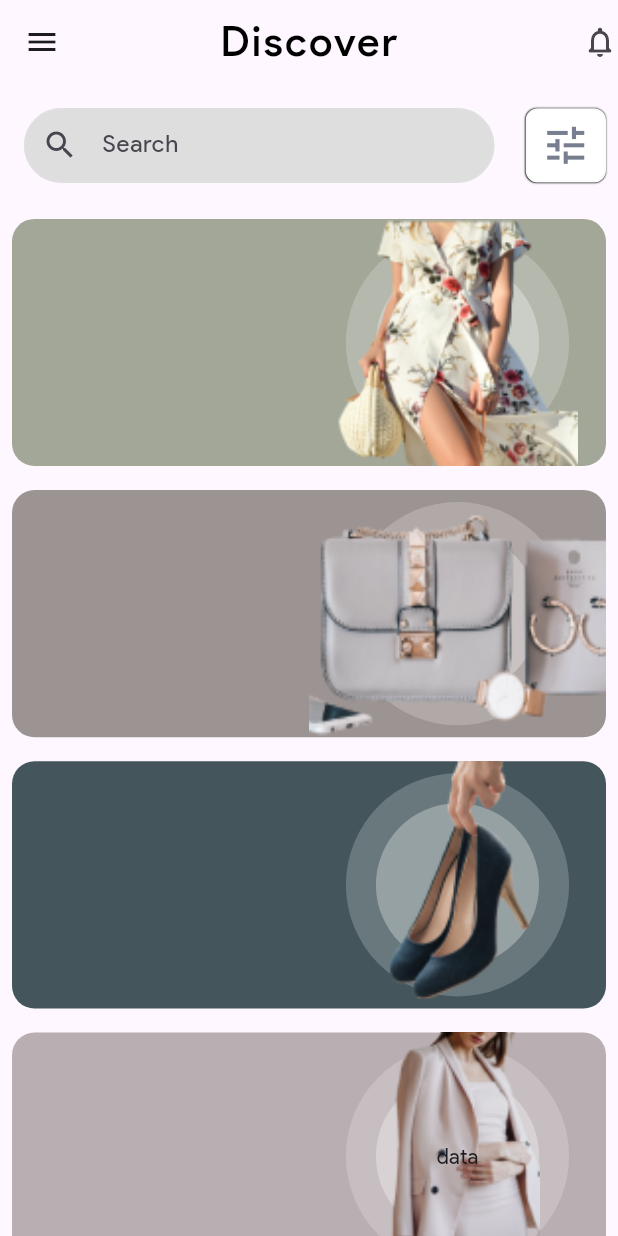
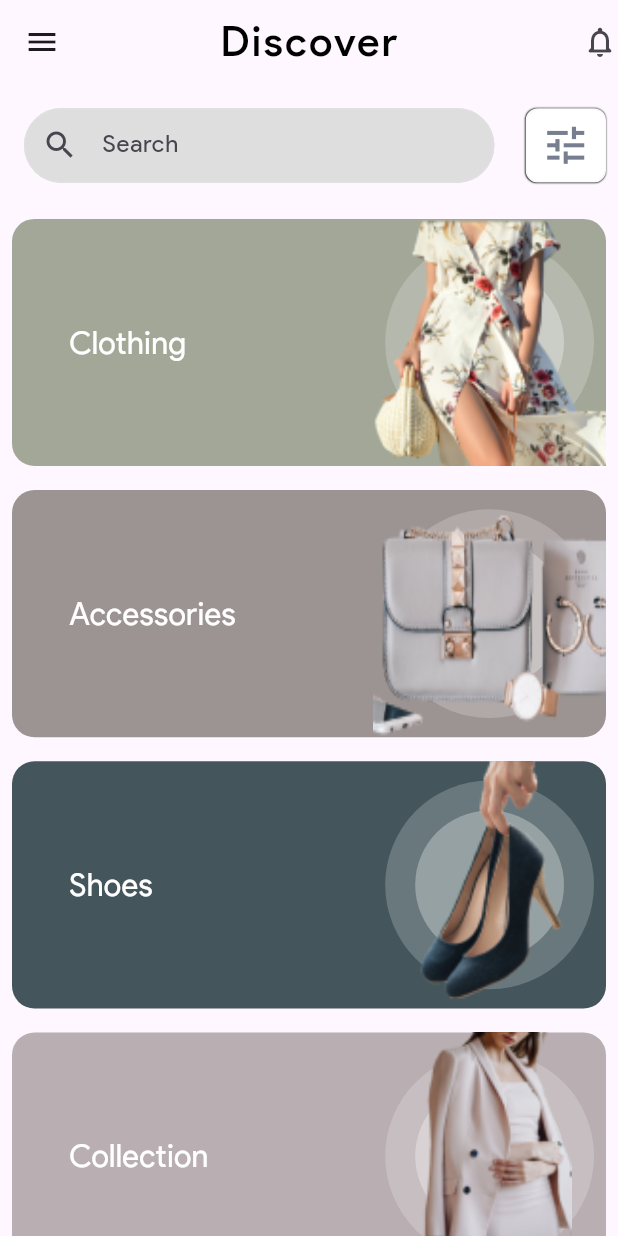
Before and after one commit to SHUKLABHARGAV/gemstore, a Flutter app: the discover_store screen opened directly, on a phone screen of 412 x 824 dp. Run offline on Flutter 3.47's test engine with Material 3 defaults, Android fonts, the phone set to English and light mode, and no system bars; our stand-ins replace carousel_slider, flutter_svg, google_nav_bar, line_icons, pinput, sizer.

Commit message:
02-04-2024 Discover Page

```diff
--- /dev/null
+++ b/lib/classes/banner_dropdown_data.dart
@@ -0,0 +1,7 @@
+class BannerdropDown {
+  final int id;
+  final String dropdownTitle;
+  final String stockQuantity;
+
+  BannerdropDown({required this.id, required this.dropdownTitle, required this.stockQuantity});
+  }
--- /dev/null
+++ b/lib/classes/dinamic_banner.dart
@@ -0,0 +1,11 @@
+import 'package:flutter/material.dart';
+
+class Dinamicbanner {
+  final int id;
+  final String discoverimg;
+  final Color discoverbg;
+  final String discovertitle;
+
+  Dinamicbanner({required this.id, required this.discoverimg, required this.discoverbg,required this.discovertitle});
+
+}
--- a/lib/screens/discover_banner.dart
+++ b/lib/screens/discover_banner.dart
@@ -1,31 +1,93 @@
 import 'package:flutter/material.dart';
+import 'package:gemstore/classes/banner_dropdown_data.dart';
+
+import 'package:gemstore/utils/color_helper.dart';
 import 'package:sizer/sizer.dart';
 
-class Discover_banner extends StatelessWidget {
+import '../classes/dinamic_banner.dart';
+
+class Discover_banner extends StatefulWidget {
   const Discover_banner({
     super.key,
   });
+  @override
+  State<StatefulWidget> createState() {
+    return _discover_bannerState();
+  }
+}
+
+class _discover_bannerState extends State<Discover_banner> {
+  List<Dinamicbanner> bannerData = [
+    Dinamicbanner(
+        id: 1,
+        discoverimg: "assets/Images/discover1.png",
+        discoverbg: Colorhelper.clothingbanner,
+        discovertitle: "Clothing"),
+    Dinamicbanner(
+        id: 2,
+        discoverimg: "assets/Images/discover2.png",
+        discoverbg: Colorhelper.accessoriesbanner,
+        discovertitle: "Accessories"),
+    Dinamicbanner(
+        id: 3,
+        discoverimg: "assets/Images/discover3.png",
+        discoverbg: Colorhelper.shoesbanner,
+        discovertitle: "Shoes"),
+    Dinamicbanner(
+        id: 4,
+        discoverimg: "assets/Images/discover4.png",
+        discoverbg: Colorhelper.collectionbanner,
+        discovertitle: "Collection"),
+  ];
+  List<BannerdropDown> stockData=[
+    BannerdropDown(id: 1, dropdownTitle: "Jacket", stockQuantity: "128 items"),
+    BannerdropDown(id: 2, dropdownTitle: "Skirts", stockQuantity: "40 items"),
+    BannerdropDown(id: 3, dropdownTitle: "Dresses", stockQuantity: "36 items"),
+    BannerdropDown(id: 4, dropdownTitle: "Sweaters", stockQuantity: "24 items"),
+    BannerdropDown(id: 5, dropdownTitle: "Jeans", stockQuantity: "14 items"),
+    BannerdropDown(id: 6, dropdownTitle: "T-Shirts", stockQuantity: "12 items"),
+    BannerdropDown(id: 7, dropdownTitle: "Pants", stockQuantity: "9 items"),
+  ];
+
+  int? tappedIndex;
 
   @override
   Widget build(BuildContext context) {
+    return SingleChildScrollView(
+      child: Container(
+        child: ListView.builder(
+          itemCount: bannerData.length,
+          physics: NeverScrollableScrollPhysics(),
+          shrinkWrap: true,
+          itemBuilder: (context, index) {
             return Column(
               children: [
                 Padding(
                   padding: const EdgeInsets.all(8.0),
+                  child: GestureDetector(
+                    onTap: () {
+                      setState(() {
+                        if (tappedIndex == index) {
+                          tappedIndex = null;
+                        } else {
+                          tappedIndex = index;
+                        }
+                      });
+                    },
                     child: Container(
                       height: 20.h,
                       decoration: BoxDecoration(
-            color: Color(0xffA3A798),
-            borderRadius: BorderRadius.circular(15)
-
-            ),
+                          color: bannerData[index].discoverbg,
+                          borderRadius: BorderRadius.circular(15)),
+                      child: Padding(
+                        padding: EdgeInsets.symmetric( horizontal: 0.0),
                         child: Row(
                           mainAxisAlignment: MainAxisAlignment.spaceBetween,
                           children: [
-                Expanded(
-                  child: SizedBox(
-                    width: 5.h,
-                  ),
+                            Padding(
+                              padding:  EdgeInsets.symmetric(horizontal:  38.0),
+                              child: SizedBox(width: 40.w, child: Text(bannerData[index].discovertitle.toString(),
+                              style: TextStyle(fontSize: 15.sp, fontFamily: "Product",color: Colorhelper.White  ),)),
                             ),
                             Expanded(
                               child: Stack(
@@ -46,7 +108,8 @@ class Discover_banner extends StatelessWidget {
                                             height: 20.h,
                                             decoration: BoxDecoration(
                                                 shape: BoxShape.circle,
-                                    color: Colors.white.withOpacity(0.3)),
+                                                color: Colors.white
+                                                    .withOpacity(0.3)),
                                           ),
                                         ),
                                       ),
@@ -56,10 +119,10 @@ class Discover_banner extends StatelessWidget {
                                       alignment: Alignment.center,
                                       height: double.infinity,
                                       child: Image.asset(
-                            "assets/Images/discover1.png",
-                            height:double.infinity,
+                                        bannerData[index].discoverimg,
+                                        height: double.infinity,
                                         fit: BoxFit.fill,
-                          ))
+                                      )),
                                 ],
                               ),
                             ),
@@ -67,179 +130,51 @@ class Discover_banner extends StatelessWidget {
                         ),
                       ),
                     ),
+                  ),
+                ),
+                if (tappedIndex == index)
                   Padding(
                     padding: const EdgeInsets.all(8.0),
-          child: Container(
-            height: 20.h,
-            decoration: BoxDecoration(
-            color: Color(0xff9C9492),
-            borderRadius: BorderRadius.circular(15)
-
+                    child: ListView.builder(
+                      physics: NeverScrollableScrollPhysics(),
+                      shrinkWrap: true,
+                      itemCount: 7,
+                      itemBuilder: (context, index) {
+                        return Container(
+                          height: 50,
+                          child: ListTile(
+                            leading: Text(
+                              stockData[index].dropdownTitle,
+                              style: TextStyle(
+                                  fontSize: 13.sp,
+                                  fontFamily: 'Product-Light',
+                                  letterSpacing: 1),
                             ),
-            child: Row(
-              mainAxisAlignment: MainAxisAlignment.spaceBetween,
-              children: [
-                Expanded(
-                  child: SizedBox(
-                    width: 5.h,
+                            title: Padding(
+                              padding: EdgeInsets.only(left: 17.h),
+                              child: Text(
+                                stockData[index].stockQuantity,
+                                style: TextStyle(
+                                    fontSize: 11.sp,
+                                    color: Colors.grey,
+                                    fontFamily: 'Product-Light',
+                                    letterSpacing: 1),
                               ),
                             ),
-                Expanded(
-                  child: Stack(
-                    alignment: Alignment.center,
-                    children: [
-                      Padding(
-                        padding: const EdgeInsets.all(8.0),
-                        child: Container(
-                          alignment: Alignment.centerRight,
-                          child: Container(
-                            height: 20.h,
-                            decoration: BoxDecoration(
-                                shape: BoxShape.circle,
-                                color: Colors.white.withOpacity(0.2)),
-                            child: Padding(
-                              padding: const EdgeInsets.all(20.0),
-                              child: Container(
-                                height: 20.h,
-                                decoration: BoxDecoration(
-                                    shape: BoxShape.circle,
-                                    color: Colors.white.withOpacity(0.3)),
+                            trailing: Icon(
+                              Icons.arrow_forward_ios,
+                              size: 17,
                             ),
                           ),
+                        );
+                      },
+                    ),
+                  )
+              ],
+            );
+          },
         ),
       ),
-                      ),
-                      Container(
-                          alignment: Alignment.center,
-                          height: double.infinity,
-                          child: Image.asset(
-                            "assets/Images/discover2.png",
-                            height:double.infinity,
-                            fit: BoxFit.fill,
-                          ))
-                    ],
-                  ),
-                ),
-              ],
-            ),
-          ),
-        ),
-         Padding(
-          padding: const EdgeInsets.all(8.0),
-          child: Container(
-            height: 20.h,
-            decoration: BoxDecoration(
-            color: Color(0xff44565C),
-            borderRadius: BorderRadius.circular(15)
-
-            ),
-            child: Row(
-              mainAxisAlignment: MainAxisAlignment.spaceBetween,
-              children: [
-                Expanded(
-                  child: SizedBox(
-                    width: 5.h,
-                  ),
-                ),
-                Expanded(
-                  child: Stack(
-                    alignment: Alignment.center,
-                    children: [
-                      Padding(
-                        padding: const EdgeInsets.all(8.0),
-                        child: Container(
-                          alignment: Alignment.centerRight,
-                          child: Container(
-                            height: 20.h,
-                            decoration: BoxDecoration(
-                                shape: BoxShape.circle,
-                                color: Colors.white.withOpacity(0.2)),
-                            child: Padding(
-                              padding: const EdgeInsets.all(20.0),
-                              child: Container(
-                                height: 20.h,
-                                decoration: BoxDecoration(
-                                    shape: BoxShape.circle,
-                                    color: Colors.white.withOpacity(0.3)),
-                              ),
-                            ),
-                          ),
-                        ),
-                      ),
-                      Container(
-                          alignment: Alignment.center,
-                          height: double.infinity,
-                          child: Image.asset(
-                            "assets/Images/discover3.png",
-                            height:double.infinity,
-                            fit: BoxFit.fill,
-                          ))
-                    ],
-                  ),
-                ),
-              ],
-            ),
-          ),
-        ),
-         Padding(
-          padding: const EdgeInsets.all(8.0),
-          child: Container(
-            height: 20.h,
-            decoration: BoxDecoration(
-            color: Color(0xffB9AEB2),
-            borderRadius: BorderRadius.circular(15)
-
-            ),
-            child: Row(
-              mainAxisAlignment: MainAxisAlignment.spaceBetween,
-              children: [
-                Expanded(
-                  child: SizedBox(
-                    width: 5.h,
-                  ),
-                ),
-                Expanded(
-                  child: Stack(
-                    alignment: Alignment.center,
-                    children: [
-                      Padding(
-                        padding: const EdgeInsets.all(8.0),
-                        child: Container(
-                          alignment: Alignment.centerRight,
-                          child: Container(
-                            height: 20.h,
-                            decoration: BoxDecoration(
-                                shape: BoxShape.circle,
-                                color: Colors.white.withOpacity(0.2)),
-                            child: Padding(
-                              padding: const EdgeInsets.all(20.0),
-                              child: Container(
-                                height: 20.h,
-                                decoration: BoxDecoration(
-                                    shape: BoxShape.circle,
-                                    color: Colors.white.withOpacity(0.3)),
-                              ),
-                            ),
-                          ),
-                        ),
-                      ),
-                      Container(
-                          alignment: Alignment.center,
-                          height: double.infinity,
-                          child: Image.asset(
-                            "assets/Images/discover4.png",
-                            height:double.infinity,
-                            fit: BoxFit.fill,
-                          )),
-                          Text("data"),
-                    ],
-                  ),
-                ),
-              ],
-            ),
-          ),
-        ),
-      ],
     );
   }
 }
--- a/lib/screens/my_order_screen.dart
+++ b/lib/screens/my_order_screen.dart
@@ -1,8 +1,17 @@
 import 'package:flutter/material.dart';
+
 import 'package:sizer/sizer.dart';
 
-class order_screen extends StatelessWidget {
-  const order_screen({Key? key}) : super(key: key);
+class order_screen extends StatefulWidget {
+  @override
+  State<StatefulWidget> createState() {
+    return _order_screenState();
+  }
+}
+
+class _order_screenState extends State<order_screen> {
+
+
   @override
   Widget build(BuildContext context) {
     return Scaffold(
@@ -22,8 +31,7 @@ class order_screen extends StatelessWidget {
           actions: [Icon(Icons.notifications_none_rounded)],
         ),
         body: Center(
-        child: Text('Order_screen'),
-      ),
-    );
+          child: Text("hello"),
+        ));
   }
 }
--- a/lib/screens/user_screen.dart
+++ b/lib/screens/user_screen.dart
@@ -1,8 +1,16 @@
 import 'package:flutter/material.dart';
 import 'package:sizer/sizer.dart';
 
-class user_screen extends StatelessWidget {
-  const user_screen({Key? key}) : super(key: key);
+class user_screen extends StatefulWidget {
+   @override
+  State<StatefulWidget> createState() {
+    return _user_screenState();
+  }
+
+}
+   class _user_screenState extends State<user_screen> {
+
+
   @override
   Widget build(BuildContext context) {
     return Scaffold(
--- a/lib/utils/color_helper.dart
+++ b/lib/utils/color_helper.dart
@@ -14,6 +14,10 @@ class Colorhelper {
   static const Color recommand_bg = Color(0xffF9F9F9);
   static const Color recommand_text = Color(0xff1D1F22);
   static const Color discover_icon = Color(0xff777E90);
+  static const Color clothingbanner = Color(0xffA3A798);
+  static const Color accessoriesbanner = Color(0xff9C9492);
+  static const Color shoesbanner = Color(0xff44565C);
+  static const Color collectionbanner = Color(0xffB9AEB2);
 
 
 
```
Lines whose indentation alone changed are shown as unchanged.
